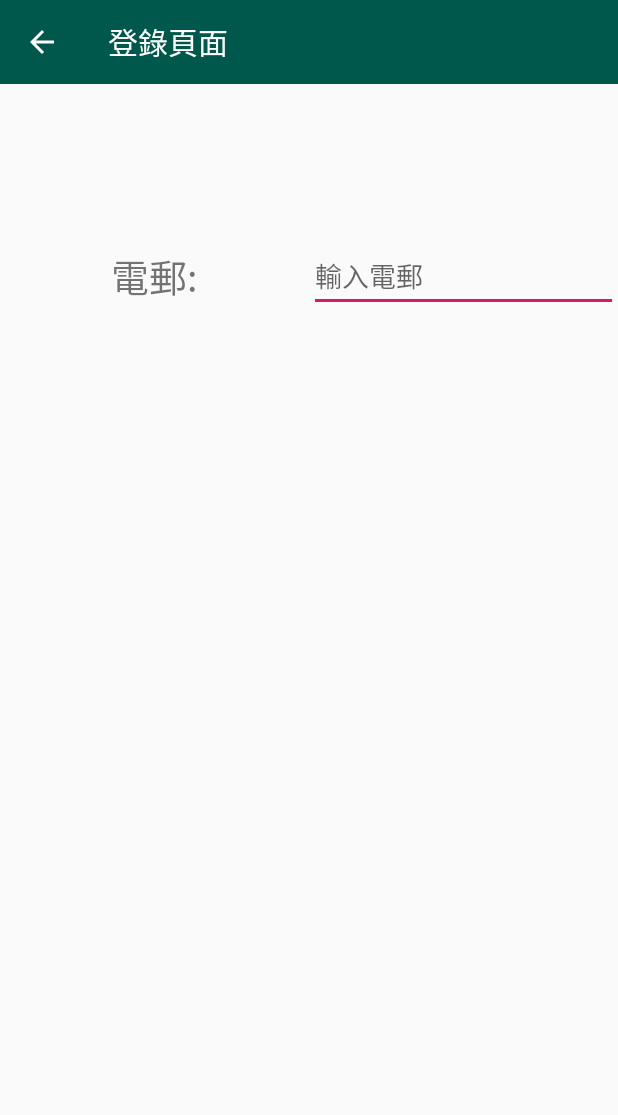
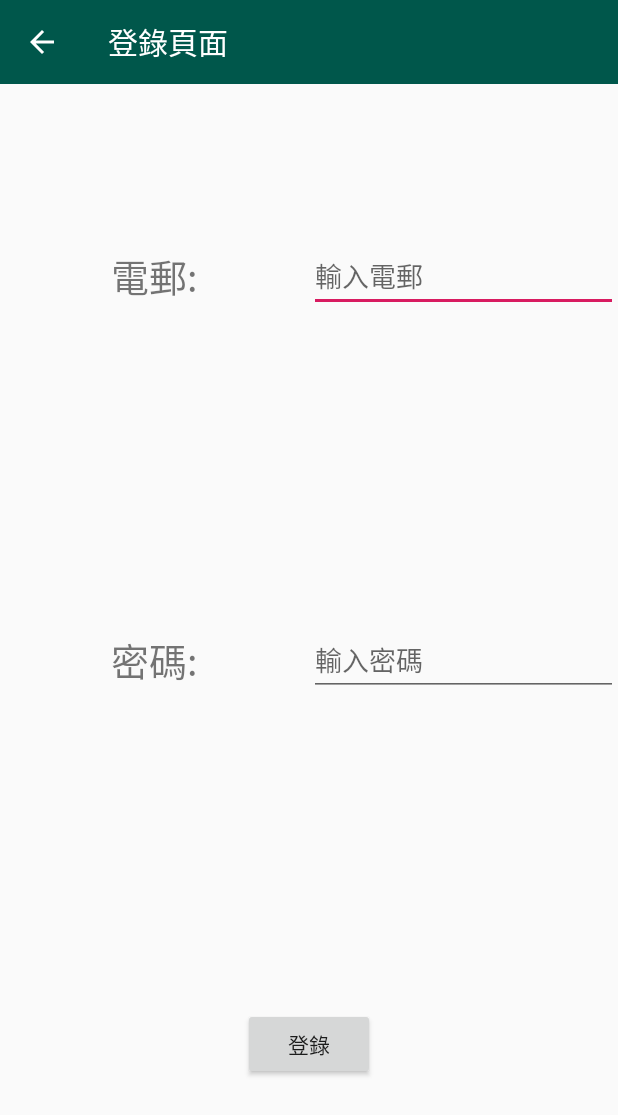
Before and after one commit to kelvinng2017/ExerciseOne, an Android app: the Email_Login screen opened directly, with no data from a screen before it, on a phone screen of 412 x 824 dp. Shown: the top 1115 px of the screen. Run offline under Robolectric (Android 15) with nearby library versions, the phone set to English and light mode, and no system bars.

Commit message:
完成登錄功能

```diff
--- a/app/src/main/java/com/example/kelvinng/exerciseone/Email_Login.java
+++ b/app/src/main/java/com/example/kelvinng/exerciseone/Email_Login.java
@@ -6,11 +6,17 @@ import android.support.v7.app.AppCompatActivity;
 import android.os.Bundle;
 import android.support.v7.widget.Toolbar;
 import android.view.MenuItem;
+import android.view.View;
+import android.widget.Button;
+import android.widget.EditText;
+import android.widget.Toast;
 
 public class Email_Login extends AppCompatActivity {
 
     Toolbar activity_email_login_toolbar;
     ActionBar activity_email_login_actionbar;
+    Button confirm_button_of_activity_email_register;
+    EditText email_login_edit_text,password_login_edit_text;
     @Override
     protected void onCreate(Bundle savedInstanceState) {
         super.onCreate(savedInstanceState);
@@ -21,6 +27,20 @@ public class Email_Login extends AppCompatActivity {
         activity_email_login_actionbar=getSupportActionBar();
         activity_email_login_actionbar.setTitle("登錄頁面");
         activity_email_login_actionbar.setDisplayHomeAsUpEnabled(true);
+        email_login_edit_text=findViewById(R.id.email_login_edit_text);
+        password_login_edit_text=findViewById(R.id.password_login_edit_text);
+        confirm_button_of_activity_email_register=(Button)findViewById(R.id.confirm_button_of_activity_email_register);
+        confirm_button_of_activity_email_register.setOnClickListener(new View.OnClickListener() {
+            @Override
+            public void onClick(View v) {
+                if(email_login_edit_text.getText().toString().matches("root")&&password_login_edit_text.getText().toString().matches("toor")){
+                    Toast.makeText(Email_Login.this,"登錄成功",Toast.LENGTH_SHORT).show();
+                }else{
+                    Toast.makeText(Email_Login.this,"賬號或密碼輸入錯誤",Toast.LENGTH_SHORT).show();
+                    email_login_edit_text.requestFocus();
+                }
+            }
+        });
 
 
 
--- a/app/src/main/res/layout/activity_email__login.xml
+++ b/app/src/main/res/layout/activity_email__login.xml
@@ -64,12 +64,25 @@
                 android:layout_weight="1"
                 android:gravity="center">
 
+                <TextView
+                    android:id="@+id/password_login_text_view"
+                    android:layout_width="wrap_content"
+                    android:layout_height="wrap_content"
+                    android:text="密碼:"
+                    android:textSize="25sp"/>
+
             </LinearLayout>
             <LinearLayout
                 android:layout_width="match_parent"
                 android:layout_height="match_parent"
                 android:layout_weight="1"
                 android:gravity="center">
+
+                <EditText
+                    android:id="@+id/password_login_edit_text"
+                    android:layout_width="match_parent"
+                    android:layout_height="wrap_content"
+                    android:hint="@string/input_password"/>
 
             </LinearLayout>
 
@@ -78,7 +91,14 @@
             android:layout_width="match_parent"
             android:layout_height="match_parent"
             android:orientation="horizontal"
-            android:layout_weight="1">
+            android:layout_weight="1"
+            android:gravity="center">
+
+            <Button
+                android:id="@+id/confirm_button_of_activity_email_register"
+                android:layout_width="wrap_content"
+                android:layout_height="wrap_content"
+                android:text="登錄"/>
 
         </LinearLayout>
 
```
